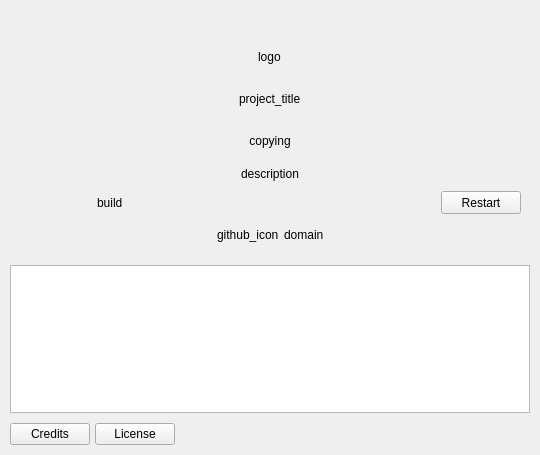
Before: the Qt Designer form src/widget_shared/aboutdialog.ui in billlin0904/xamp2, drawn with Qt 5.
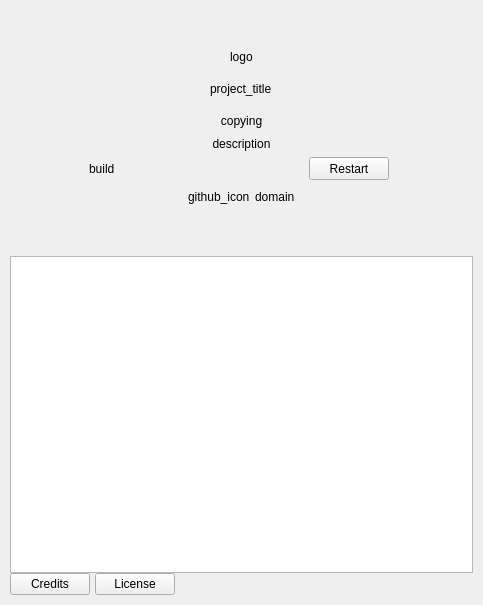
After: the same form once the commit is applied. Custom widgets are drawn as their Qt base class.

Patch:
```diff
--- a/src/widget_shared/aboutdialog.ui
+++ b/src/widget_shared/aboutdialog.ui
@@ -6,8 +6,8 @@
    <rect>
     <x>0</x>
     <y>0</y>
-    <width>540</width>
-    <height>455</height>
+    <width>483</width>
+    <height>605</height>
    </rect>
   </property>
   <property name="windowTitle">
@@ -18,7 +18,7 @@
   </property>
   <layout class="QVBoxLayout" name="verticalLayout">
    <property name="spacing">
-    <number>10</number>
+    <number>0</number>
    </property>
    <property name="leftMargin">
     <number>10</number>
@@ -119,14 +119,14 @@
          <widget class="ProcessIndicator" name="waitForUpdateProcessIndicator" native="true">
           <property name="minimumSize">
            <size>
-            <width>32</width>
-            <height>32</height>
+            <width>24</width>
+            <height>24</height>
            </size>
           </property>
           <property name="maximumSize">
            <size>
-            <width>32</width>
-            <height>32</height>
+            <width>24</width>
+            <height>24</height>
            </size>
           </property>
          </widget>
@@ -135,13 +135,13 @@
          <widget class="QLabel" name="lblAppBuild">
           <property name="minimumSize">
            <size>
-            <width>280</width>
+            <width>200</width>
             <height>0</height>
            </size>
           </property>
           <property name="maximumSize">
            <size>
-            <width>280</width>
+            <width>200</width>
             <height>16777215</height>
            </size>
           </property>
@@ -203,6 +203,35 @@
           </property>
          </widget>
         </item>
+        <item>
+         <spacer name="horizontalSpacer_7">
+          <property name="orientation">
+           <enum>Qt::Horizontal</enum>
+          </property>
+          <property name="sizeType">
+           <enum>QSizePolicy::Fixed</enum>
+          </property>
+          <property name="sizeHint" stdset="0">
+           <size>
+            <width>60</width>
+            <height>20</height>
+           </size>
+          </property>
+         </spacer>
+        </item>
+        <item>
+         <spacer name="horizontalSpacer_6">
+          <property name="orientation">
+           <enum>Qt::Horizontal</enum>
+          </property>
+          <property name="sizeHint" stdset="0">
+           <size>
+            <width>40</width>
+            <height>20</height>
+           </size>
+          </property>
+         </spacer>
+        </item>
        </layout>
       </item>
       <item>
@@ -261,24 +290,14 @@
         </item>
        </layout>
       </item>
-      <item>
-       <spacer name="verticalSpacer">
-        <property name="orientation">
-         <enum>Qt::Vertical</enum>
-        </property>
-        <property name="sizeHint" stdset="0">
-         <size>
-          <width>20</width>
-          <height>5</height>
-         </size>
-        </property>
-       </spacer>
-      </item>
       <item>
        <spacer name="verticalSpacer_2">
         <property name="orientation">
          <enum>Qt::Vertical</enum>
         </property>
+        <property name="sizeType">
+         <enum>QSizePolicy::Fixed</enum>
+        </property>
         <property name="sizeHint" stdset="0">
          <size>
           <width>20</width>
```
